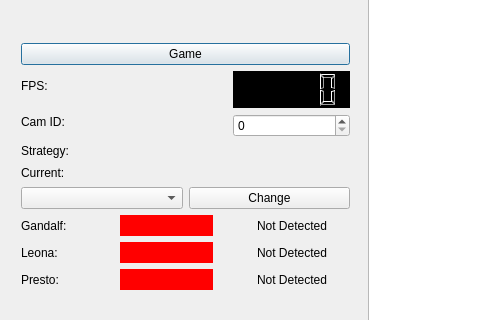
The window that mainwindow.ui (mateus558/RinoBot-System) describes before a commit, drawn with Qt 5; both pictures show x 0 to 489 and y 247 to 567 of the 1280 by 720 pixel window.
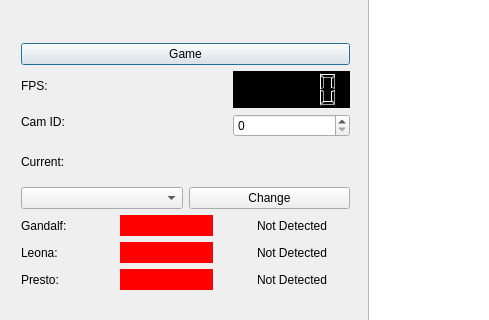
The same window after the commit. Icons and pictures are not drawn.

Diff of the .ui file:
```diff
--- a/mainwindow.ui
+++ b/mainwindow.ui
@@ -164,13 +164,6 @@
      </item>
      <item>
       <layout class="QVBoxLayout" name="verticalLayout">
-       <item>
-        <widget class="QLabel" name="strategylbl">
-         <property name="text">
-          <string>Strategy:</string>
-         </property>
-        </widget>
-       </item>
        <item>
         <widget class="QLabel" name="currentStrategylbl">
          <property name="text">
```
Left out of the diff: 8 changed lines with no effect on the pictures.
